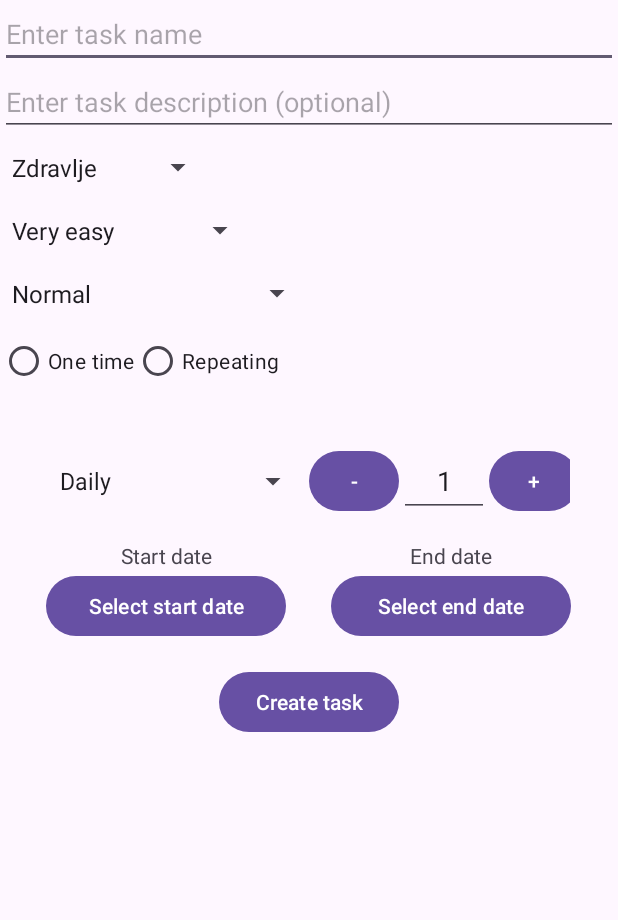
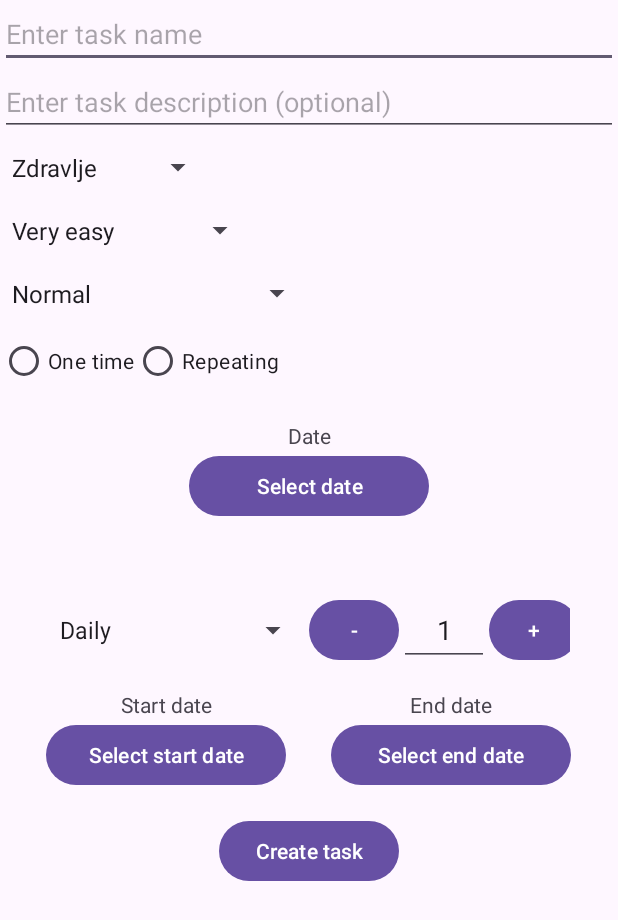
Before and after one commit to akoskissak/e2-ma-tim02-2025, an Android app: the layout activity_create_task.xml on its own in the app's theme, with its tools: preview values and no code run, on a phone screen of 412 x 824 dp. Shown: the top 920 px of the screen. Run offline under Robolectric (Android 15) with nearby library versions, the phone set to English and light mode, and no system bars.

Commit message:
feat: Added Date for one time tasks

```diff
--- a/app/src/main/res/layout/activity_create_task.xml
+++ b/app/src/main/res/layout/activity_create_task.xml
@@ -56,6 +56,27 @@
             android:layout_height="wrap_content"
             android:text="Repeating"/>
     </RadioGroup>
+
+    <LinearLayout
+        android:id="@+id/taskOneTimeDatePickerLayout"
+        android:layout_width="match_parent"
+        android:layout_height="wrap_content"
+        android:orientation="vertical"
+        android:padding="16dp"
+        android:gravity="center_horizontal">
+        <TextView
+            android:layout_width="match_parent"
+            android:layout_height="wrap_content"
+            android:textAlignment="center"
+            android:text="Date"/>
+        <Button
+            android:id="@+id/btnOneTimeDate"
+            android:layout_width="wrap_content"
+            android:minWidth="160dp"
+            android:layout_height="wrap_content"
+            android:layout_gravity="center"
+            android:text="Select date"/>
+    </LinearLayout>
 
     <LinearLayout
         android:id="@+id/taskDatePickerLayout"
```
Also changed, not shown: app/src/main/java/com/example/habitmaster/domain/usecases/CreateTaskUseCase.java (+7 -0 lines), app/src/main/java/com/example/habitmaster/ui/activities/CreateTaskActivity.java (+22 -4 lines).
